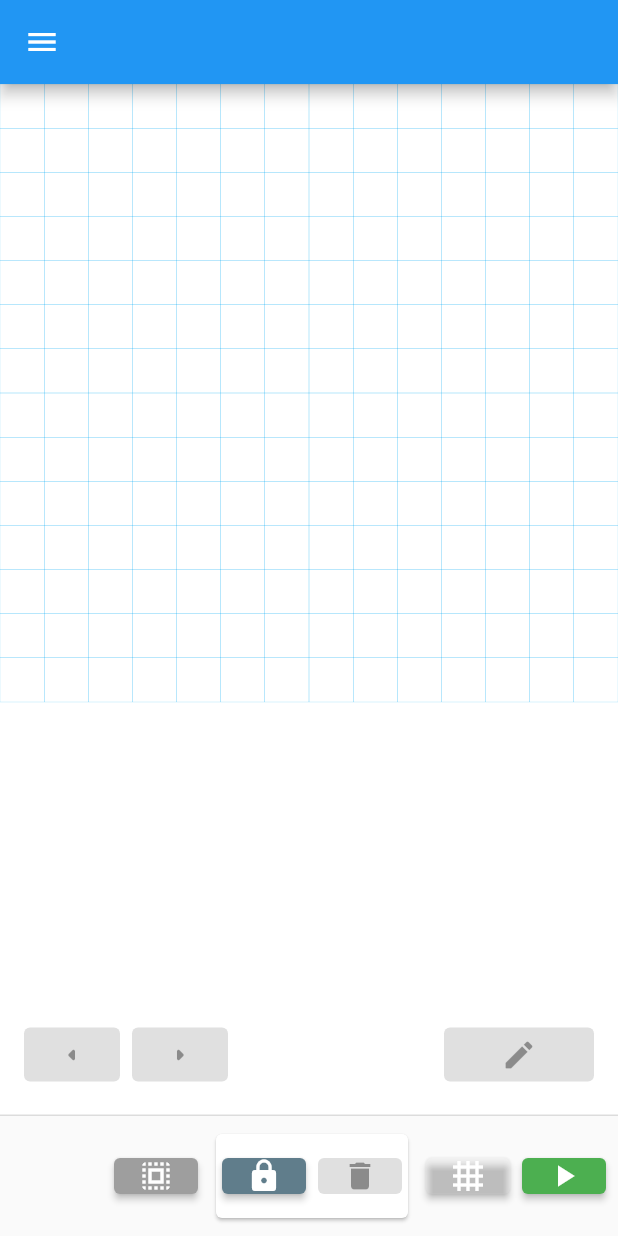
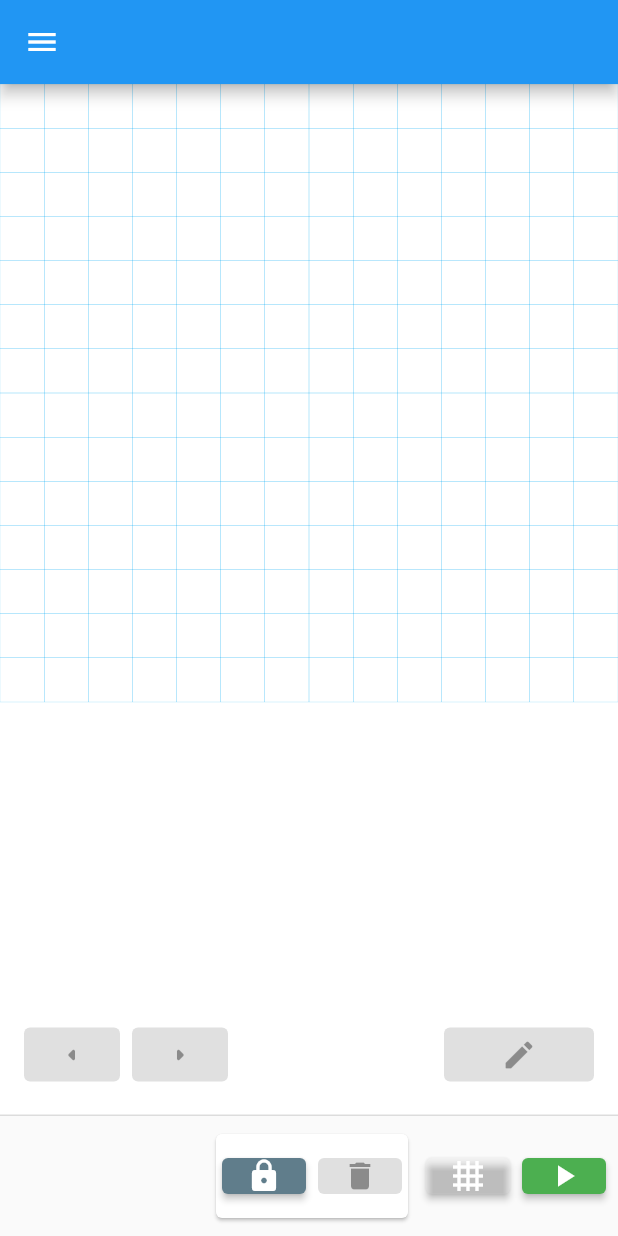
Before and after one commit to richardnd5/flutter-website, a Flutter app: the PixelPage screen opened directly, on a phone screen of 412 x 824 dp. Run offline on Flutter 3.47's test engine with Material 2 defaults, Android fonts, the light colour scheme and no system bars; our stand-ins replace font_awesome_flutter, google_fonts, url_strategy; missing offline and left inert: dart:js.

Commit message:
removes save on change button

```diff
--- a/lib/pixel/services/canvas_service.dart
+++ b/lib/pixel/services/canvas_service.dart
@@ -40,9 +40,6 @@ class CanvasService extends ChangeNotifier {
 
   bool get canvasSaved => _canvasSaved;
   bool _canvasSaved = true;
-
-  bool get saveOnEachChange => _saveOnEachChange;
-  bool _saveOnEachChange = false;
 
   bool get showPreviousFrame => _showPreviousFrame;
   bool _showPreviousFrame = true;
@@ -116,11 +113,6 @@ class CanvasService extends ChangeNotifier {
     notifyListeners();
   }
 
-  toggleSaveOnEachChange() {
-    _saveOnEachChange = !_saveOnEachChange;
-    notifyListeners();
-  }
-
   setPanDownColor(Offset localPosition) {
     var foundCell = _currentCells.firstWhere(
         (cell) => tapWithinOffset(
@@ -170,11 +162,9 @@ class CanvasService extends ChangeNotifier {
       } else {
         foundCell.on = !foundCell.on;
       }
-      // foundCell.on = isDrag ? panDownState : !foundCell.on;
       _canvasSaved = false;
       saveToEditHistory();
       saveToCurrentSlot();
-      if (saveOnEachChange) saveAndIncrement();
       _renderScreen();
       notifyListeners();
     }
--- a/lib/pixel/views/pixel_page.dart
+++ b/lib/pixel/views/pixel_page.dart
@@ -63,10 +63,6 @@ class _PixelPageState extends State<PixelPage> {
     }
   }
 
-  saveOnChangeToggle() {
-    Provider.of<CanvasService>(context, listen: false).toggleSaveOnEachChange();
-  }
-
   toggleShowPreviousFrame() {
     canvas?.toggleShowPreviousFrame();
   }
@@ -78,10 +74,6 @@ class _PixelPageState extends State<PixelPage> {
   playPressed() {
     ScaffoldMessenger.of(context).clearSnackBars();
     canvas?.playAnimation();
-  }
-
-  stopPressed() {
-    // canvas?.stopAnimation();
   }
 
   clearAnimation() {
@@ -177,7 +169,7 @@ class _PixelPageState extends State<PixelPage> {
   @override
   Widget build(BuildContext context) {
     var service = context.watch<CanvasService>();
-    bool saveOnEachChange = service.saveOnEachChange;
+
     bool showPreviousFrame = service.showPreviousFrame;
     bool grid = service.grid;
 
@@ -186,7 +178,7 @@ class _PixelPageState extends State<PixelPage> {
       child: SafeArea(
         child: Scaffold(
           drawerEnableOpenDragGesture: false,
-          drawer: buildDrawer(saveOnEachChange, showPreviousFrame, grid),
+          drawer: buildDrawer(showPreviousFrame, grid),
           appBar: AppBar(),
           floatingActionButtonLocation: FloatingActionButtonLocation.endFloat,
           floatingActionButton: Row(
@@ -281,17 +273,6 @@ class _PixelPageState extends State<PixelPage> {
 
   List<Widget> _buildButtons(bool grid, BuildContext context) {
     return [
-      ElevatedButton(
-        onPressed: toggleSelectMode,
-        child: Icon(Icons.select_all),
-        style: ButtonStyle(
-          backgroundColor: MaterialStateProperty.resolveWith((states) =>
-              canvas?.selectMode == false ? Colors.grey : Colors.purple),
-          minimumSize: MaterialStateProperty.resolveWith(
-            (states) => Size(8, 8),
-          ),
-        ),
-      ),
       Card(
         child: IntrinsicWidth(
           child: Padding(
@@ -349,7 +330,6 @@ class _PixelPageState extends State<PixelPage> {
   }
 
   Drawer buildDrawer(
-    bool saveOnEachChange,
     bool showPreviousFrame,
     bool grid,
   ) {
@@ -357,17 +337,6 @@ class _PixelPageState extends State<PixelPage> {
       child: ListView(
         padding: EdgeInsets.zero,
         children: [
-          ListTile(
-            title: Row(
-              children: [
-                Switch(
-                  value: saveOnEachChange,
-                  onChanged: (_) => saveOnChangeToggle(),
-                ),
-                Text('Save On Change'),
-              ],
-            ),
-          ),
           ListTile(
             title: Row(
               children: [
```
Also changed, not shown: 1 other file.
